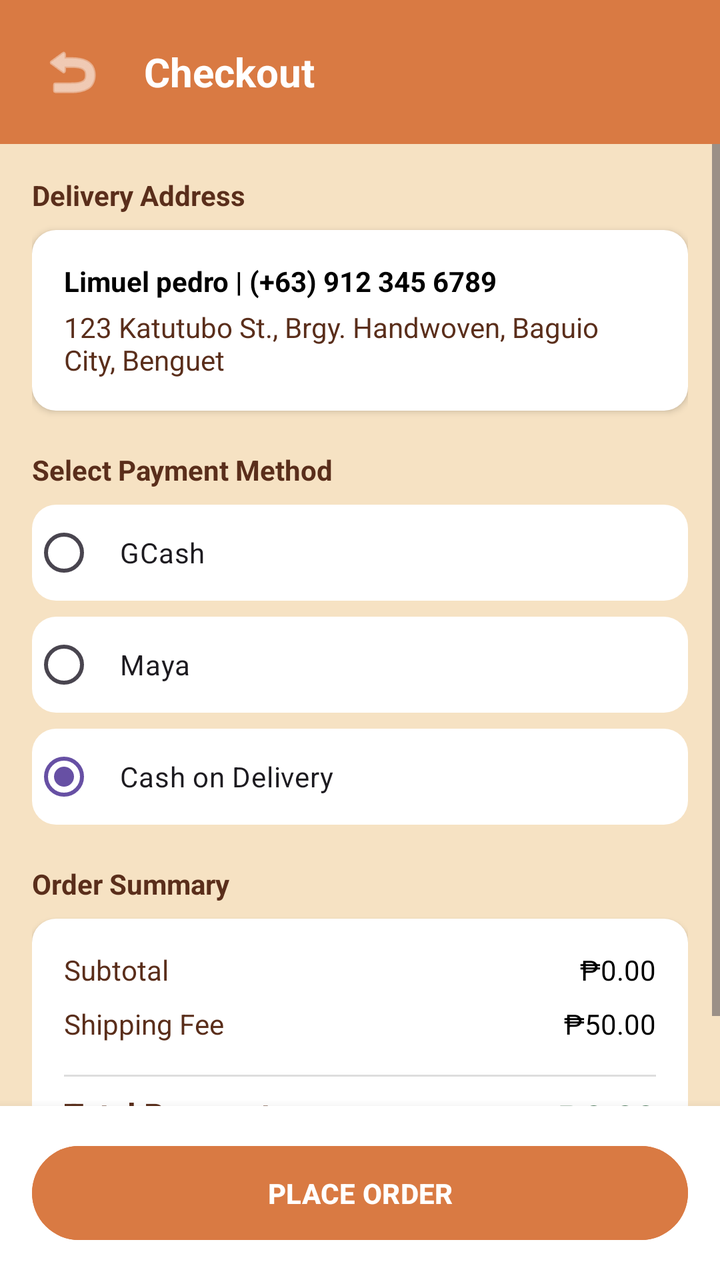
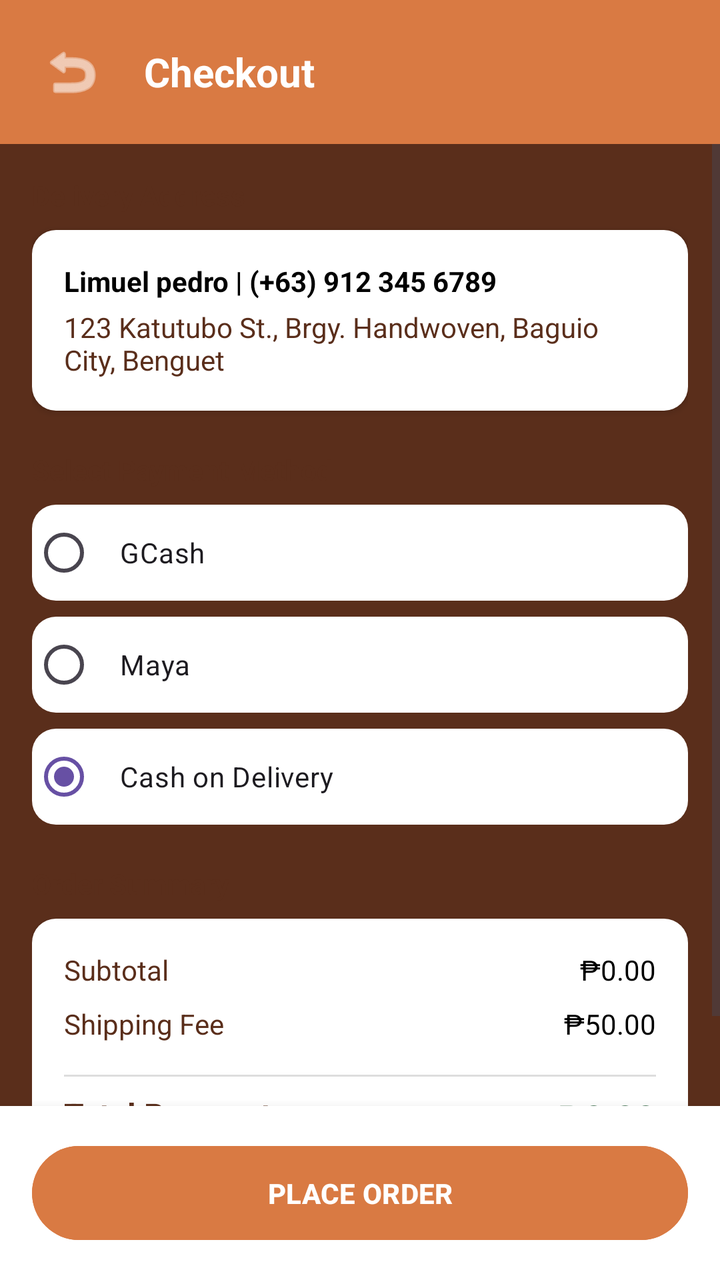

Before-and-after screenshots of an Android layout around one commit, followed by the original layout XML and the change that was made.
<!-- AndroidManifest.xml: application theme Theme.Katutubo_F -->
<!-- res/layout/fragment_checkout.xml -->
<?xml version="1.0" encoding="utf-8"?>
<RelativeLayout xmlns:android="http://schemas.android.com/apk/res/android"
    xmlns:app="http://schemas.android.com/apk/res-auto"
    android:layout_width="match_parent"
    android:layout_height="match_parent"
    android:background="@color/katutubo_beige">

    <LinearLayout
        android:layout_width="match_parent"
        android:layout_height="match_parent"
        android:orientation="vertical">

        <LinearLayout
            android:layout_width="match_parent"
            android:layout_height="wrap_content"
            android:background="@color/katutubo_orange"
            android:orientation="horizontal"
            android:padding="16dp"
            android:gravity="center_vertical">

            <ImageButton
                android:id="@+id/btn_back"
                android:layout_width="40dp"
                android:layout_height="40dp"
                android:background="?attr/selectableItemBackgroundBorderless"
                android:src="@android:drawable/ic_menu_revert"
                app:tint="@color/white" />

            <TextView
                android:layout_width="wrap_content"
                android:layout_height="wrap_content"
                android:layout_marginStart="16dp"
                android:text="Checkout"
                android:textColor="@color/white"
                android:textSize="20sp"
                android:textStyle="bold" />
        </LinearLayout>

        <ScrollView
            android:layout_width="match_parent"
            android:layout_height="0dp"
            android:layout_weight="1">

            <LinearLayout
                android:layout_width="match_parent"
                android:layout_height="wrap_content"
                android:orientation="vertical"
                android:padding="16dp">

                <TextView
                    android:layout_width="wrap_content"
                    android:layout_height="wrap_content"
                    android:text="Delivery Address"
                    android:textColor="@color/katutubo_brown"
                    android:textStyle="bold"
                    android:layout_marginBottom="8dp"/>

                <LinearLayout
                    android:id="@+id/address_container"
                    android:layout_width="match_parent"
                    android:layout_height="wrap_content"
                    android:background="@drawable/rounded_white_bg"
                    android:orientation="vertical"
                    android:padding="16dp"
                    android:layout_marginBottom="20dp"
                    android:elevation="2dp"
                    android:clickable="true"
                    android:focusable="true">

                    <TextView
                        android:layout_width="wrap_content"
                        android:layout_height="wrap_content"
                        android:text="Limuel pedro | (+63) 912 345 6789"
                        android:textColor="@color/black"
                        android:textStyle="bold" />

                    <TextView
                        android:layout_width="wrap_content"
                        android:layout_height="wrap_content"
                        android:text="123 Katutubo St., Brgy. Handwoven, Baguio City, Benguet"
                        android:textColor="@color/katutubo_brown"
                        android:layout_marginTop="4dp" />
                </LinearLayout>

                <TextView
                    android:layout_width="wrap_content"
                    android:layout_height="wrap_content"
                    android:text="Select Payment Method"
                    android:textColor="@color/katutubo_brown"
                    android:textStyle="bold"
                    android:layout_marginBottom="8dp"/>

                <RadioGroup
                    android:id="@+id/payment_methods"
                    android:layout_width="match_parent"
                    android:layout_height="wrap_content"
                    android:layout_marginBottom="20dp">

                    <RadioButton
                        android:id="@+id/rb_gcash"
                        android:layout_width="match_parent"
                        android:layout_height="wrap_content"
                        android:layout_marginBottom="8dp"
                        android:background="@drawable/rounded_white_bg"
                        android:padding="12dp"
                        android:text="GCash"
                        android:buttonTint="@color/katutubo_orange" />

                    <RadioButton
                        android:id="@+id/rb_maya"
                        android:layout_width="match_parent"
                        android:layout_height="wrap_content"
                        android:layout_marginBottom="8dp"
                        android:background="@drawable/rounded_white_bg"
                        android:padding="12dp"
                        android:text="Maya"
                        android:buttonTint="@color/katutubo_orange" />

                    <RadioButton
                        android:id="@+id/rb_cod"
                        android:layout_width="match_parent"
                        android:layout_height="wrap_content"
                        android:background="@drawable/rounded_white_bg"
                        android:padding="12dp"
                        android:text="Cash on Delivery"
                        android:checked="true"
                        android:buttonTint="@color/katutubo_orange" />
                </RadioGroup>

                <TextView
                    android:layout_width="wrap_content"
                    android:layout_height="wrap_content"
                    android:text="Order Summary"
                    android:textColor="@color/katutubo_brown"
                    android:textStyle="bold"
                    android:layout_marginBottom="8dp"/>

                <LinearLayout
                    android:layout_width="match_parent"
                    android:layout_height="wrap_content"
                    android:background="@drawable/rounded_white_bg"
                    android:orientation="vertical"
                    android:padding="16dp"
                    android:elevation="2dp">

                    <RelativeLayout
                        android:layout_width="match_parent"
                        android:layout_height="wrap_content"
                        android:layout_marginBottom="8dp">
                        <TextView android:layout_width="wrap_content" android:layout_height="wrap_content" android:text="Subtotal" android:textColor="@color/katutubo_brown" />
                        <TextView android:id="@+id/checkout_subtotal" android:layout_width="wrap_content" android:layout_height="wrap_content" android:layout_alignParentEnd="true" android:text="₱0.00" android:textColor="@color/black" />
                    </RelativeLayout>

                    <RelativeLayout
                        android:layout_width="match_parent"
                        android:layout_height="wrap_content"
                        android:layout_marginBottom="8dp">
                        <TextView android:layout_width="wrap_content" android:layout_height="wrap_content" android:text="Shipping Fee" android:textColor="@color/katutubo_brown" />
                        <TextView android:id="@+id/checkout_shipping_fee" android:layout_width="wrap_content" android:layout_height="wrap_content" android:layout_alignParentEnd="true" android:text="₱50.00" android:textColor="@color/black" />
                    </RelativeLayout>

                    <View
                        android:layout_width="match_parent"
                        android:layout_height="1dp"
                        android:background="#DDDDDD"
                        android:layout_marginVertical="8dp"/>

                    <RelativeLayout
                        android:layout_width="match_parent"
                        android:layout_height="wrap_content">
                        <TextView android:layout_width="wrap_content" android:layout_height="wrap_content" android:text="Total Payment" android:textColor="@color/katutubo_brown" android:textStyle="bold" android:textSize="16sp" />
                        <TextView android:id="@+id/checkout_total_amount" android:layout_width="wrap_content" android:layout_height="wrap_content" android:layout_alignParentEnd="true" android:text="₱0.00" android:textColor="@color/katutubo_green" android:textStyle="bold" android:textSize="18sp" />
                    </RelativeLayout>
                </LinearLayout>

            </LinearLayout>
        </ScrollView>

        <LinearLayout
            android:layout_width="match_parent"
            android:layout_height="wrap_content"
            android:background="@color/white"
            android:elevation="8dp"
            android:padding="16dp">

            <Button
                android:id="@+id/btn_place_order"
                android:layout_width="match_parent"
                android:layout_height="55dp"
                android:backgroundTint="@color/katutubo_orange"
                android:text="PLACE ORDER"
                android:textColor="@color/white"
                android:textStyle="bold" />
        </LinearLayout>
    </LinearLayout>
</RelativeLayout>
<!-- resources referenced by this layout -->
<resources>
  <color name="black">#000000</color>
  <color name="katutubo_beige">#F6E2C3</color>
  <color name="katutubo_brown">#5A2E1B</color>
  <color name="katutubo_green">#3F6F4E</color>
  <color name="katutubo_orange">#D97A43</color>
  <color name="white">#FFFFFF</color>
  <!-- drawable rounded_white_bg (drawable) -->
  <?xml version="1.0" encoding="utf-8"?>
  <shape xmlns:android="http://schemas.android.com/apk/res/android">
      <solid android:color="@color/white" />
      <corners android:radius="12dp" />
  </shape>
  <style name="Theme.Katutubo_F" parent="Base.Theme.Katutubo_F">
          
          <item name="bottomNavigationStyle">@style/Widget.App.BottomNavigationView</item>
      </style>
  <style name="Base.Theme.Katutubo_F" parent="Theme.Material3.DayNight.NoActionBar">
          
      </style>
  <style name="Widget.App.BottomNavigationView" parent="Widget.Material3.BottomNavigationView">
          
          <item name="materialThemeOverlay">@style/ThemeOverlay.App.BottomNavigation</item>
      </style>
  <style name="ThemeOverlay.App.BottomNavigation" parent="">
          
          <item name="colorSecondaryContainer">#EFEBE9</item>
      </style>
</resources>

<!-- the commit's change to res/layout/fragment_checkout.xml (unified diff, before → after) -->
@@ -3,7 +3,7 @@
     xmlns:app="http://schemas.android.com/apk/res-auto"
     android:layout_width="match_parent"
     android:layout_height="match_parent"
-    android:background="@color/katutubo_beige">
+    android:background="@color/katutubo_brown">
 
     <LinearLayout
         android:layout_width="match_parent"
<!-- resource entries referenced after the edit -->
@@ -1,7 +1,6 @@
 <!-- resources referenced by this layout -->
 <resources>
   <color name="black">#000000</color>
-  <color name="katutubo_beige">#F6E2C3</color>
   <color name="katutubo_brown">#5A2E1B</color>
   <color name="katutubo_green">#3F6F4E</color>
   <color name="katutubo_orange">#D97A43</color>
@@ -16,8 +15,11 @@
           
           <item name="bottomNavigationStyle">@style/Widget.App.BottomNavigationView</item>
       </style>
-  <style name="Base.Theme.Katutubo_F" parent="Theme.Material3.DayNight.NoActionBar">
+  <style name="Base.Theme.Katutubo_F" parent="Theme.Material3.Light.NoActionBar">
           
+          <item name="android:windowBackground">@color/white</item>
+          <item name="colorSurface">@color/white</item>
+          <item name="colorOnSurface">@color/black</item>
       </style>
   <style name="Widget.App.BottomNavigationView" parent="Widget.Material3.BottomNavigationView">
           
